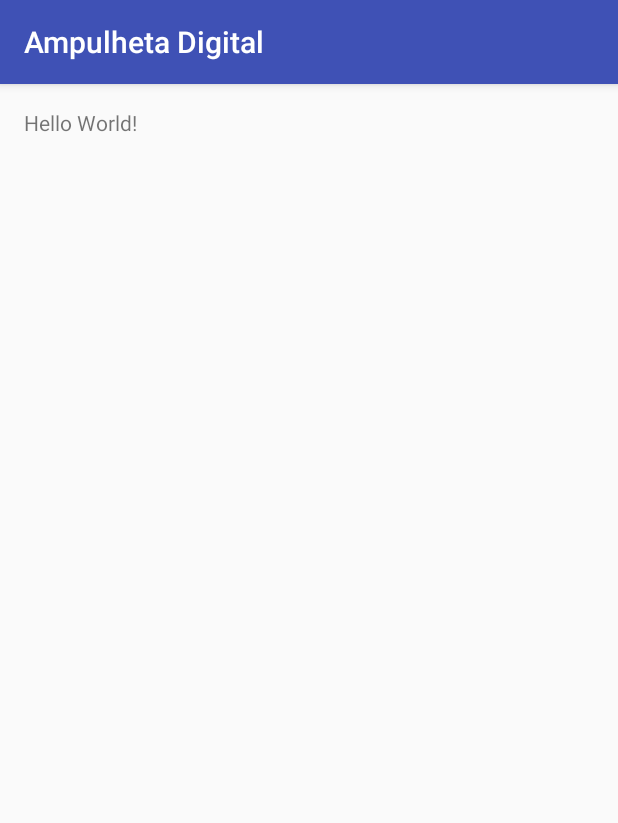
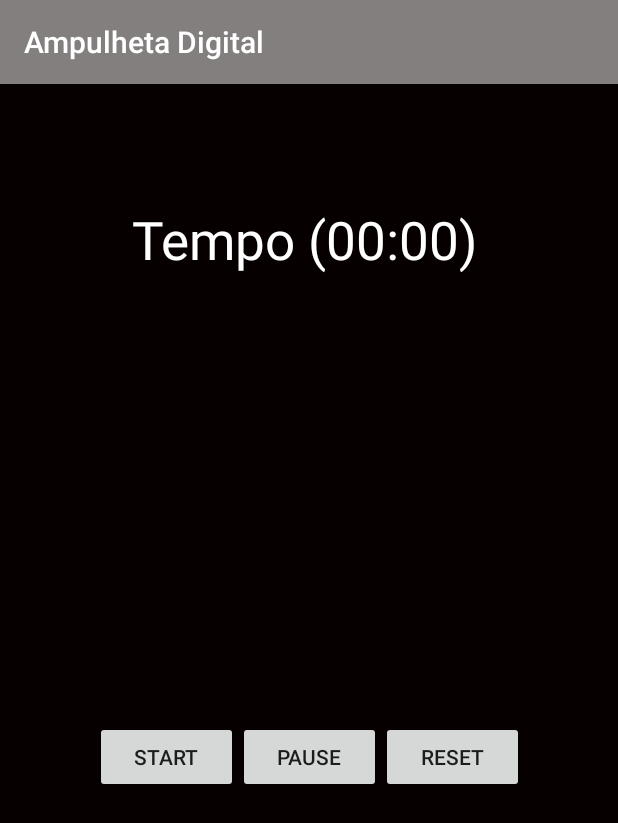
Before and after one commit to demetriosmiguel/AmpulhetaDigital, an Android app: the screen it shows after launch (MainActivity), on a phone screen of 412 x 824 dp. Shown: the top 823 px of the screen. Run offline under Robolectric (Android 15) with nearby library versions, the phone set to English and light mode, and no system bars.

Commit message:
Tela Inicial V1

```diff
--- a/app/src/main/java/com/example/demtriosmiguel/ampulhetadigital/MainActivity.java
+++ b/app/src/main/java/com/example/demtriosmiguel/ampulhetadigital/MainActivity.java
@@ -9,5 +9,7 @@ public class MainActivity extends AppCompatActivity {
     protected void onCreate(Bundle savedInstanceState) {
         super.onCreate(savedInstanceState);
         setContentView(R.layout.activity_main);
+
+
     }
 }
--- a/app/src/main/res/layout/activity_main.xml
+++ b/app/src/main/res/layout/activity_main.xml
@@ -1,16 +1,47 @@
 <?xml version="1.0" encoding="utf-8"?>
-<RelativeLayout xmlns:android="http://schemas.android.com/apk/res/android"
-    xmlns:tools="http://schemas.android.com/tools"
-    android:layout_width="match_parent"
-    android:layout_height="match_parent"
-    android:paddingBottom="@dimen/activity_vertical_margin"
-    android:paddingLeft="@dimen/activity_horizontal_margin"
-    android:paddingRight="@dimen/activity_horizontal_margin"
-    android:paddingTop="@dimen/activity_vertical_margin"
-    tools:context="com.example.demtriosmiguel.ampulhetadigital.MainActivity">
+<AbsoluteLayout
 
-    <TextView
+    xmlns:android="http://schemas.android.com/apk/res/android"
+    android:layout_width="fill_parent"
+    android:layout_height="fill_parent"
+    android:orientation="vertical"
+    android:background="#070000">
+
+    <Chronometer
+        android:id="@+id/chronometer"
         android:layout_width="wrap_content"
         android:layout_height="wrap_content"
-        android:text="Hello World!" />
-</RelativeLayout>
+        android:textSize="35sp" android:format="Tempo (%s)"
+        android:layout_gravity="center_horizontal"
+        android:textColor="#ffffff"
+        android:layout_x="88dp"
+        android:layout_y="80dp" />
+
+    <LinearLayout
+        android:id="@+id/linearLayout3"
+        android:layout_width="match_parent"
+        android:layout_height="50sp" android:orientation="horizontal" android:gravity="center"
+        android:layout_x="1dp"
+        android:layout_y="424dp">
+
+        <Button
+            android:id="@+id/btstart"
+            android:layout_width="95sp"
+            android:layout_height="wrap_content"
+            android:text="Start" />
+
+        <Button
+            android:id="@+id/btpause"
+            android:layout_width="95sp"
+            android:layout_height="wrap_content"
+            android:text="Pause" />
+
+        <Button
+            android:id="@+id/btreset"
+            android:layout_width="95sp"
+            android:layout_height="wrap_content"
+            android:text="Reset" />
+
+    </LinearLayout>
+
+</AbsoluteLayout>
--- a/app/src/main/res/values/colors.xml
+++ b/app/src/main/res/values/colors.xml
@@ -1,6 +1,6 @@
 <?xml version="1.0" encoding="utf-8"?>
 <resources>
-    <color name="colorPrimary">#3F51B5</color>
-    <color name="colorPrimaryDark">#303F9F</color>
+    <color name="colorPrimary">#FF837F7F</color>
+    <color name="colorPrimaryDark">#070000</color>
     <color name="colorAccent">#FF4081</color>
 </resources>
```
